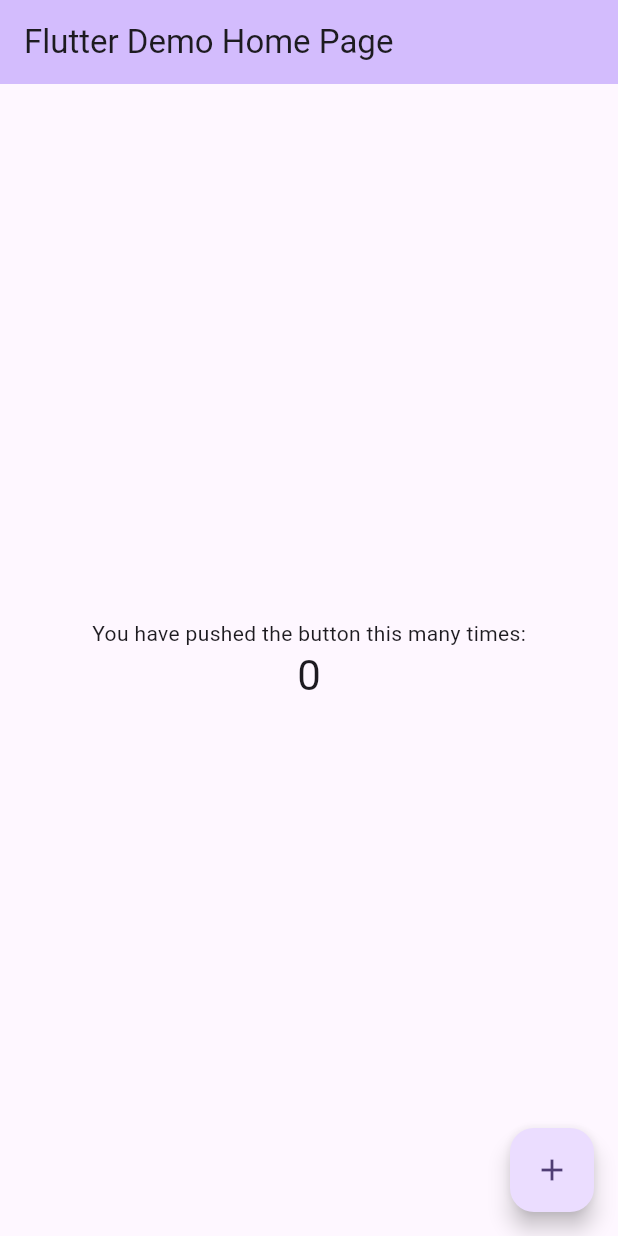
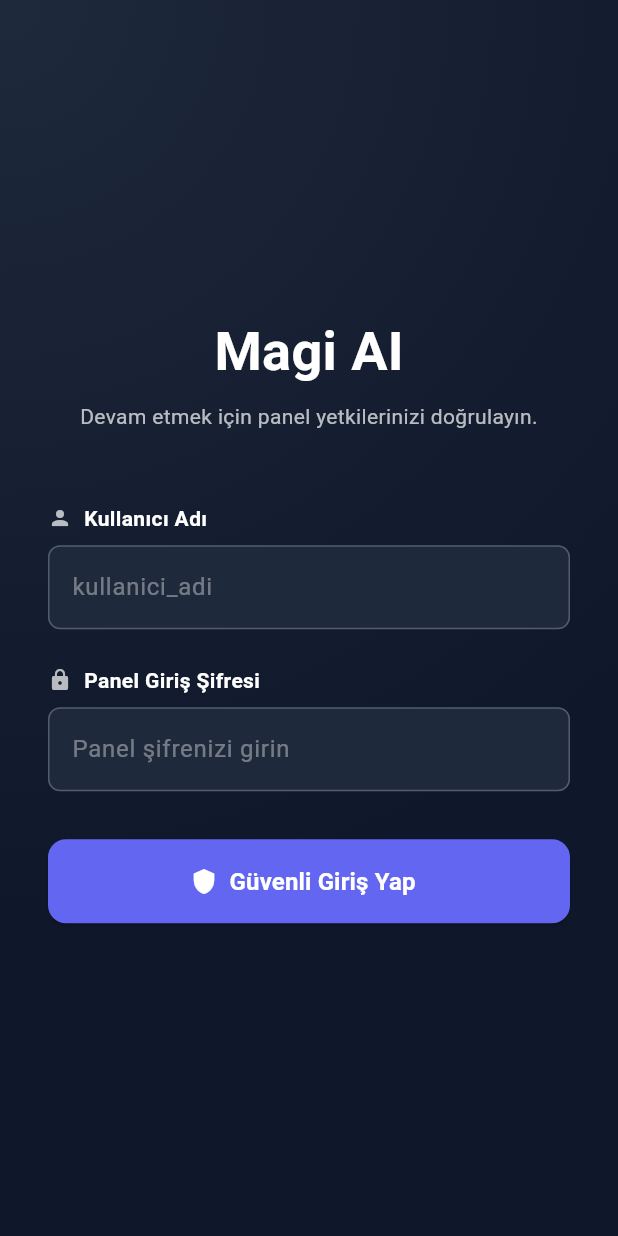
Before and after one commit to Hybrid-Translation-Project/MailAssistantMobile, a Flutter app: the screen it shows after launch, on a phone screen of 412 x 824 dp. Run offline on Flutter 3.47's test engine with Material 3 defaults, Android fonts, the phone set to English and light mode, and no system bars.

Commit message:
Login ekranı
Mobil uygulamanın login ekranını içeren değişiklik

```diff
--- /dev/null
+++ b/lib/login/login.dart
@@ -0,0 +1,154 @@
+import 'package:flutter/material.dart';
+
+class LoginScreen extends StatefulWidget {
+  const LoginScreen({super.key});
+
+  @override
+  State<LoginScreen> createState() => _LoginScreenState();
+}
+
+class _LoginScreenState extends State<LoginScreen> {
+  @override
+  Widget build(BuildContext context) {
+    return Scaffold(
+      // Arka plana masaüstündeki gibi mavimsi gradient (degrade) efekti veriyoruz
+      body: Container(
+        decoration: const BoxDecoration(
+          gradient: RadialGradient(
+            center: Alignment.topLeft,
+            radius: 1.5,
+            colors: [
+              Color(0xFF1E293B), // Sol üstten gelen açık lacivert
+              Color(0xFF0F172A), // Zemin rengi koyu lacivert
+            ],
+          ),
+        ),
+        child: Center(
+          child: SingleChildScrollView(
+            child: Padding(
+              padding: const EdgeInsets.symmetric(horizontal: 32.0),
+              child: Column(
+                mainAxisAlignment: MainAxisAlignment.center,
+                children: [
+                  // Robot ikonu kaldırıldı, başlık doğrudan başlıyor
+                  const Text(
+                    "Magi AI",
+                    style: TextStyle(
+                      fontSize:
+                          36, // İkon olmadığı için yazıyı bir tık büyüttüm
+                      fontWeight: FontWeight.bold,
+                      color: Colors.white,
+                    ),
+                  ),
+                  const SizedBox(height: 8),
+                  const Text(
+                    "Devam etmek için panel yetkilerinizi doğrulayın.",
+                    style: TextStyle(fontSize: 14, color: Colors.white70),
+                    textAlign: TextAlign.center,
+                  ),
+                  const SizedBox(height: 48),
+
+                  // Kullanıcı Adı Input
+                  _buildTextField(
+                    label: "Kullanıcı Adı",
+                    icon: Icons.person,
+                    hint: "kullanici_adi",
+                  ),
+                  const SizedBox(height: 24),
+
+                  // Şifre Input
+                  _buildTextField(
+                    label: "Panel Giriş Şifresi",
+                    icon: Icons.lock,
+                    hint: "Panel şifrenizi girin",
+                    isPassword: true,
+                  ),
+                  const SizedBox(height: 32),
+
+                  // Güvenli Giriş Yap Butonu
+                  SizedBox(
+                    width: double.infinity,
+                    height: 56,
+                    child: ElevatedButton.icon(
+                      style: ElevatedButton.styleFrom(
+                        backgroundColor: const Color(
+                          0xFF6366F1,
+                        ), // Morumsu buton rengi
+                        shape: RoundedRectangleBorder(
+                          borderRadius: BorderRadius.circular(12),
+                        ),
+                      ),
+                      onPressed: () {
+                        // TODO: API'ye giriş isteği atılacak kısım
+                      },
+                      icon: const Icon(Icons.shield, color: Colors.white),
+                      label: const Text(
+                        "Güvenli Giriş Yap",
+                        style: TextStyle(
+                          fontSize: 16,
+                          fontWeight: FontWeight.bold,
+                          color: Colors.white,
+                        ),
+                      ),
+                    ),
+                  ),
+                ],
+              ),
+            ),
+          ),
+        ),
+      ),
+    );
+  }
+
+  // Inputları temiz tutmak için oluşturduğumuz özel Widget
+  Widget _buildTextField({
+    required String label,
+    required IconData icon,
+    required String hint,
+    bool isPassword = false,
+  }) {
+    return Column(
+      crossAxisAlignment: CrossAxisAlignment.start,
+      children: [
+        Row(
+          children: [
+            Icon(icon, size: 16, color: Colors.white70),
+            const SizedBox(width: 8),
+            Text(
+              label,
+              style: const TextStyle(
+                color: Colors.white,
+                fontWeight: FontWeight.bold,
+                fontSize: 14,
+              ),
+            ),
+          ],
+        ),
+        const SizedBox(height: 8),
+        TextField(
+          obscureText: isPassword,
+          style: const TextStyle(color: Colors.white),
+          decoration: InputDecoration(
+            hintText: hint,
+            hintStyle: const TextStyle(color: Colors.white38),
+            filled: true,
+            fillColor: const Color(0xFF1E293B), // Koyu input rengi
+            border: OutlineInputBorder(
+              borderRadius: BorderRadius.circular(8),
+              borderSide: const BorderSide(color: Colors.white24, width: 1),
+            ),
+            enabledBorder: OutlineInputBorder(
+              borderRadius: BorderRadius.circular(8),
+              borderSide: const BorderSide(color: Colors.white24, width: 1),
+            ),
+            focusedBorder: OutlineInputBorder(
+              borderRadius: BorderRadius.circular(8),
+              borderSide: const BorderSide(color: Color(0xFF8B5CF6), width: 1),
+            ),
+          ),
+        ),
+      ],
+    );
+  }
+}
--- a/lib/main.dart
+++ b/lib/main.dart
@@ -1,122 +1,25 @@
 import 'package:flutter/material.dart';
+import 'login/login.dart'; // Bizim yazdığımız ekranı içeri aktarıyor
 
 void main() {
-  runApp(const MyApp());
+  runApp(const MagiAiApp());
 }
 
-class MyApp extends StatelessWidget {
-  const MyApp({super.key});
+class MagiAiApp extends StatelessWidget {
+  const MagiAiApp({super.key});
 
-  // This widget is the root of your application.
   @override
   Widget build(BuildContext context) {
     return MaterialApp(
-      title: 'Flutter Demo',
+      debugShowCheckedModeBanner:
+          false, // Sağ üstteki gıcık DEBUG yazısını kaldırır
+      title: 'Magi AI',
       theme: ThemeData(
-        // This is the theme of your application.
-        //
-        // TRY THIS: Try running your application with "flutter run". You'll see
-        // the application has a purple toolbar. Then, without quitting the app,
-        // try changing the seedColor in the colorScheme below to Colors.green
-        // and then invoke "hot reload" (save your changes or press the "hot
-        // reload" button in a Flutter-supported IDE, or press "r" if you used
-        // the command line to start the app).
-        //
-        // Notice that the counter didn't reset back to zero; the application
-        // state is not lost during the reload. To reset the state, use hot
-        // restart instead.
-        //
-        // This works for code too, not just values: Most code changes can be
-        // tested with just a hot reload.
-        colorScheme: .fromSeed(seedColor: Colors.deepPurple),
+        brightness: Brightness.dark,
+        scaffoldBackgroundColor: const Color(0xFF0F172A),
+        primarySwatch: Colors.deepPurple,
       ),
-      home: const MyHomePage(title: 'Flutter Demo Home Page'),
+      home: const LoginScreen(), // Uygulama direkt bizim ekrandan başlar
     );
   }
 }
-
-class MyHomePage extends StatefulWidget {
-  const MyHomePage({super.key, required this.title});
-
-  // This widget is the home page of your application. It is stateful, meaning
-  // that it has a State object (defined below) that contains fields that affect
-  // how it looks.
-
-  // This class is the configuration for the state. It holds the values (in this
-  // case the title) provided by the parent (in this case the App widget) and
-  // used by the build method of the State. Fields in a Widget subclass are
-  // always marked "final".
-
-  final String title;
-
-  @override
-  State<MyHomePage> createState() => _MyHomePageState();
-}
-
-class _MyHomePageState extends State<MyHomePage> {
-  int _counter = 0;
-
-  void _incrementCounter() {
-    setState(() {
-      // This call to setState tells the Flutter framework that something has
-      // changed in this State, which causes it to rerun the build method below
-      // so that the display can reflect the updated values. If we changed
-      // _counter without calling setState(), then the build method would not be
-      // called again, and so nothing would appear to happen.
-      _counter++;
-    });
-  }
-
-  @override
-  Widget build(BuildContext context) {
-    // This method is rerun every time setState is called, for instance as done
-    // by the _incrementCounter method above.
-    //
-    // The Flutter framework has been optimized to make rerunning build methods
-    // fast, so that you can just rebuild anything that needs updating rather
-    // than having to individually change instances of widgets.
-    return Scaffold(
-      appBar: AppBar(
-        // TRY THIS: Try changing the color here to a specific color (to
-        // Colors.amber, perhaps?) and trigger a hot reload to see the AppBar
-        // change color while the other colors stay the same.
-        backgroundColor: Theme.of(context).colorScheme.inversePrimary,
-        // Here we take the value from the MyHomePage object that was created by
-        // the App.build method, and use it to set our appbar title.
-        title: Text(widget.title),
-      ),
-      body: Center(
-        // Center is a layout widget. It takes a single child and positions it
-        // in the middle of the parent.
-        child: Column(
-          // Column is also a layout widget. It takes a list of children and
-          // arranges them vertically. By default, it sizes itself to fit its
-          // children horizontally, and tries to be as tall as its parent.
-          //
-          // Column has various properties to control how it sizes itself and
-          // how it positions its children. Here we use mainAxisAlignment to
-          // center the children vertically; the main axis here is the vertical
-          // axis because Columns are vertical (the cross axis would be
-          // horizontal).
-          //
-          // TRY THIS: Invoke "debug painting" (choose the "Toggle Debug Paint"
-          // action in the IDE, or press "p" in the console), to see the
-          // wireframe for each widget.
-          mainAxisAlignment: .center,
-          children: [
-            const Text('You have pushed the button this many times:'),
-            Text(
-              '$_counter',
-              style: Theme.of(context).textTheme.headlineMedium,
-            ),
-          ],
-        ),
-      ),
-      floatingActionButton: FloatingActionButton(
-        onPressed: _incrementCounter,
-        tooltip: 'Increment',
-        child: const Icon(Icons.add),
-      ),
-    );
-  }
-}
```
Also changed, not shown: 1 other file.
